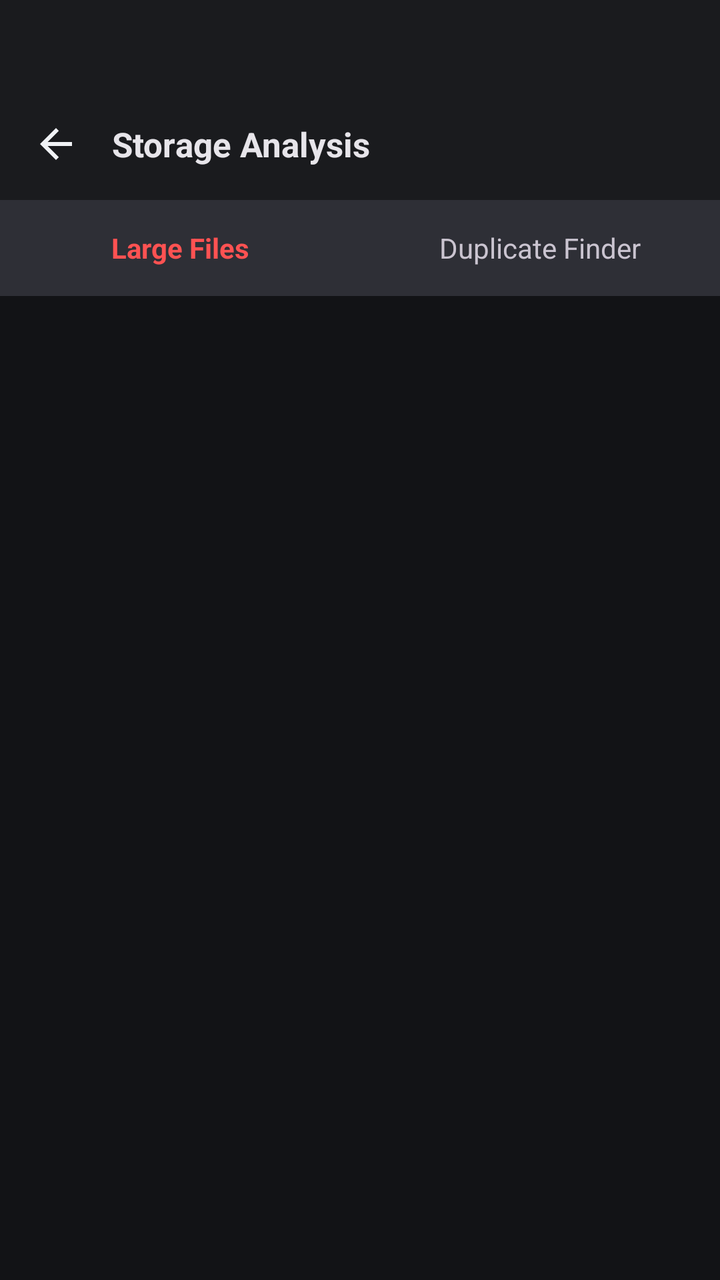
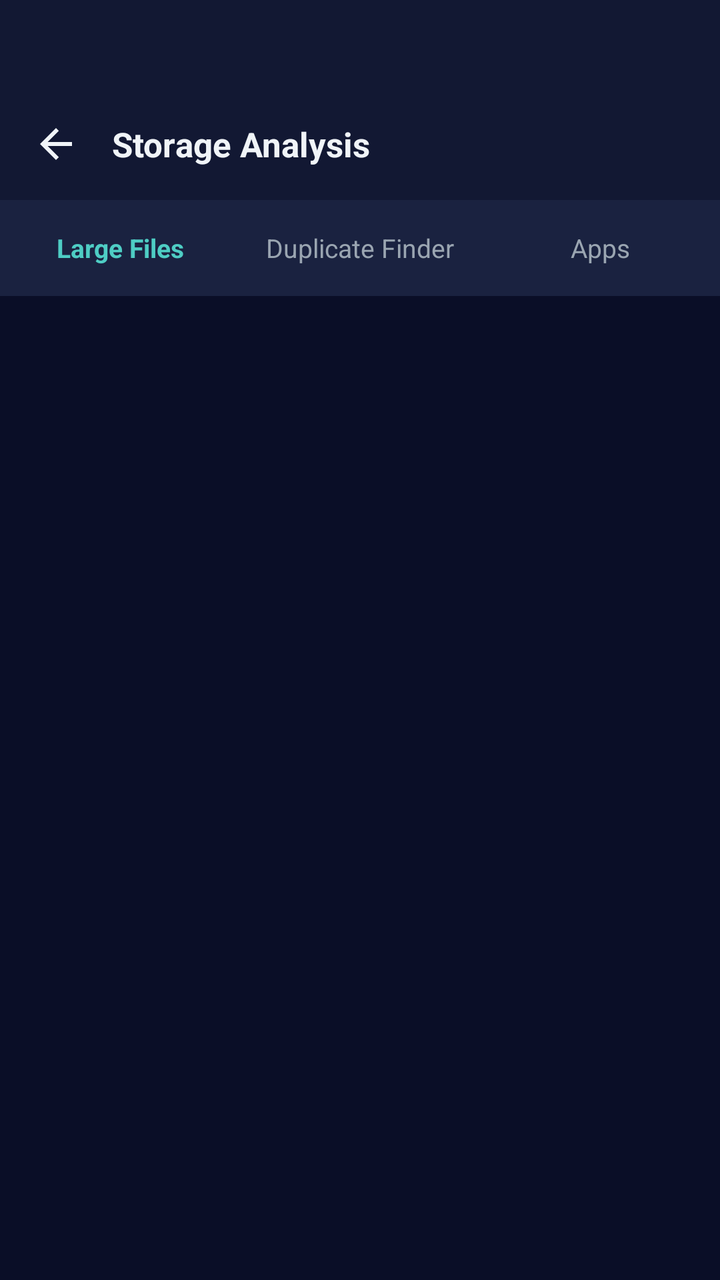

Screens rendered from an Android XML layout before and after an edit, with the pre-edit source and the edit as a unified diff.
<!-- AndroidManifest.xml: application theme Theme.ArtrawFiles -->
<!-- res/layout/activity_analyzer.xml -->
<?xml version="1.0" encoding="utf-8"?>
<LinearLayout xmlns:android="http://schemas.android.com/apk/res/android"
    android:layout_width="match_parent"
    android:layout_height="match_parent"
    android:orientation="vertical"
    android:background="@color/bg_dark">

    
    <LinearLayout
        android:id="@+id/headerAnalyzer"
        android:layout_width="match_parent"
        android:layout_height="wrap_content"
        android:orientation="vertical"
        android:background="@color/surface_dark">

        
        <View
            android:id="@+id/statusBarSpacerAnalyzer"
            android:layout_width="match_parent"
            android:layout_height="44dp" />

        <RelativeLayout
            android:layout_width="match_parent"
            android:layout_height="56dp"
            android:paddingStart="8dp"
            android:paddingEnd="8dp">

            <ImageView
                android:id="@+id/btnAnalyzerBack"
                android:layout_width="40dp"
                android:layout_height="40dp"
                android:layout_alignParentStart="true"
                android:layout_centerVertical="true"
                android:padding="8dp"
                android:background="?android:attr/selectableItemBackgroundBorderless"
                android:src="@drawable/ic_arrow_back"
                android:contentDescription="Back" />

            <TextView
                android:layout_width="wrap_content"
                android:layout_height="wrap_content"
                android:layout_toEndOf="@id/btnAnalyzerBack"
                android:layout_centerVertical="true"
                android:layout_marginStart="8dp"
                android:text="@string/nav_analysis"
                android:textColor="@color/text_primary_dark"
                android:textSize="17sp"
                android:textStyle="bold" />
        </RelativeLayout>
    </LinearLayout>

    
    <LinearLayout
        android:layout_width="match_parent"
        android:layout_height="48dp"
        android:orientation="horizontal"
        android:background="@color/surface_elevated_dark">

        <TextView
            android:id="@+id/tabLargeFiles"
            android:layout_width="0dp"
            android:layout_height="match_parent"
            android:layout_weight="1"
            android:gravity="center"
            android:text="@string/action_large_files"
            android:textColor="@color/artraw_crimson_accent"
            android:textSize="14sp"
            android:textStyle="bold"
            android:clickable="true"
            android:focusable="true" />

        <TextView
            android:id="@+id/tabDuplicates"
            android:layout_width="0dp"
            android:layout_height="match_parent"
            android:layout_weight="1"
            android:gravity="center"
            android:text="@string/action_duplicates"
            android:textColor="@color/text_secondary_dark"
            android:textSize="14sp"
            android:clickable="true"
            android:focusable="true" />
    </LinearLayout>

    <FrameLayout
        android:layout_width="match_parent"
        android:layout_height="0dp"
        android:layout_weight="1">

        
        <LinearLayout
            android:id="@+id/layoutLargeFilesView"
            android:layout_width="match_parent"
            android:layout_height="match_parent"
            android:orientation="vertical">

            <ListView
                android:id="@+id/listViewLargeFiles"
                android:layout_width="match_parent"
                android:layout_height="match_parent"
                android:divider="@color/border_dark"
                android:dividerHeight="0.5dp"
                android:clipToPadding="false" />
        </LinearLayout>

        
        <LinearLayout
            android:id="@+id/layoutDuplicatesView"
            android:layout_width="match_parent"
            android:layout_height="match_parent"
            android:orientation="vertical"
            android:padding="14dp"
            android:visibility="gone">

            <LinearLayout
                android:layout_width="match_parent"
                android:layout_height="wrap_content"
                android:orientation="vertical"
                android:background="@drawable/bg_card"
                android:padding="14dp"
                android:layout_marginBottom="10dp">

                <TextView
                    android:layout_width="wrap_content"
                    android:layout_height="wrap_content"
                    android:text="Cryptographic Duplicate Cleaner"
                    android:textColor="@color/text_primary_dark"
                    android:textSize="15sp"
                    android:textStyle="bold" />

                <TextView
                    android:layout_width="match_parent"
                    android:layout_height="wrap_content"
                    android:layout_marginTop="4dp"
                    android:text="Scan your device to find identical duplicate files. Auto-select extra copies and free up storage instantly."
                    android:textColor="@color/text_secondary_dark"
                    android:textSize="12sp" />

                <Button
                    android:id="@+id/btnStartDuplicateScan"
                    android:layout_width="match_parent"
                    android:layout_height="42dp"
                    android:layout_marginTop="10dp"
                    android:background="@drawable/bg_button_primary"
                    android:text="Scan for Duplicates"
                    android:textColor="@android:color/white"
                    android:textSize="13sp" />
            </LinearLayout>

            <TextView
                android:id="@+id/tvDuplicateProgress"
                android:layout_width="match_parent"
                android:layout_height="wrap_content"
                android:gravity="center"
                android:textColor="@color/artraw_crimson_accent"
                android:textSize="13sp"
                android:layout_marginBottom="8dp"
                android:visibility="gone" />

            
            <LinearLayout
                android:id="@+id/layoutDuplicateSelectionActions"
                android:layout_width="match_parent"
                android:layout_height="wrap_content"
                android:orientation="horizontal"
                android:layout_marginBottom="8dp"
                android:visibility="gone">

                <Button
                    android:id="@+id/btnAutoSelectDuplicates"
                    android:layout_width="0dp"
                    android:layout_height="36dp"
                    android:layout_weight="1.2"
                    android:background="@drawable/bg_button_primary"
                    android:text="Auto-Select Copies"
                    android:textColor="@android:color/white"
                    android:textSize="11sp" />

                <Button
                    android:id="@+id/btnSelectAllDuplicates"
                    android:layout_width="0dp"
                    android:layout_height="36dp"
                    android:layout_weight="1"
                    android:layout_marginStart="6dp"
                    android:background="@drawable/bg_button_outlined"
                    android:text="Select All"
                    android:textColor="@color/text_primary_dark"
                    android:textSize="11sp" />

                <Button
                    android:id="@+id/btnDeselectAllDuplicates"
                    android:layout_width="0dp"
                    android:layout_height="36dp"
                    android:layout_weight="1"
                    android:layout_marginStart="6dp"
                    android:background="@drawable/bg_button_outlined"
                    android:text="Deselect"
                    android:textColor="@color/text_secondary_dark"
                    android:textSize="11sp" />
            </LinearLayout>

            <ListView
                android:id="@+id/listViewDuplicates"
                android:layout_width="match_parent"
                android:layout_height="0dp"
                android:layout_weight="1"
                android:divider="@color/border_dark"
                android:dividerHeight="0.5dp"
                android:clipToPadding="false" />

            
            <LinearLayout
                android:id="@+id/layoutDuplicateDeleteBar"
                android:layout_width="match_parent"
                android:layout_height="wrap_content"
                android:orientation="horizontal"
                android:background="@drawable/bg_card"
                android:gravity="center_vertical"
                android:padding="12dp"
                android:layout_marginTop="8dp"
                android:visibility="gone">

                <TextView
                    android:id="@+id/tvDuplicateSelectedSummary"
                    android:layout_width="0dp"
                    android:layout_height="wrap_content"
                    android:layout_weight="1"
                    android:text="0 duplicates selected"
                    android:textColor="@color/text_primary_dark"
                    android:textSize="13sp"
                    android:textStyle="bold" />

                <Button
                    android:id="@+id/btnDeleteSelectedDuplicates"
                    android:layout_width="wrap_content"
                    android:layout_height="38dp"
                    android:background="@drawable/bg_button_primary"
                    android:paddingStart="16dp"
                    android:paddingEnd="16dp"
                    android:text="Delete Selected"
                    android:textColor="@android:color/white"
                    android:textSize="12sp"
                    android:textStyle="bold" />
            </LinearLayout>
        </LinearLayout>

        <ProgressBar
            android:id="@+id/progressAnalyzer"
            android:layout_width="48dp"
            android:layout_height="48dp"
            android:layout_gravity="center"
            android:indeterminate="true"
            android:indeterminateTint="@color/artraw_crimson"
            android:visibility="gone" />
    </FrameLayout>
</LinearLayout>
<!-- resources referenced by this layout -->
<resources>
  <color name="artraw_crimson">#E53935</color>
  <color name="artraw_crimson_accent">#FF5252</color>
  <color name="bg_dark">#121316</color>
  <color name="border_dark">#3A3740</color>
  <color name="surface_dark">#1A1B1E</color>
  <color name="surface_elevated_dark">#2E2F36</color>
  <color name="text_primary_dark">#E7E5EA</color>
  <color name="text_secondary_dark">#CAC4D0</color>
  <!-- drawable bg_button_outlined (drawable) -->
  <?xml version="1.0" encoding="utf-8"?>
  <shape xmlns:android="http://schemas.android.com/apk/res/android"
      android:shape="rectangle">
      <solid android:color="@android:color/transparent" />
      <corners android:radius="8dp" />
      <stroke
          android:width="1dp"
          android:color="@color/border_dark" />
  </shape>
  <!-- drawable bg_button_primary (drawable) -->
  <?xml version="1.0" encoding="utf-8"?>
  <shape xmlns:android="http://schemas.android.com/apk/res/android"
      android:shape="rectangle">
      <solid android:color="@color/artraw_crimson" />
      <corners android:radius="8dp" />
  </shape>
  <!-- drawable bg_card (drawable) -->
  <?xml version="1.0" encoding="utf-8"?>
  <shape xmlns:android="http://schemas.android.com/apk/res/android"
      android:shape="rectangle">
      <solid android:color="@color/surface_dark" />
      <corners android:radius="12dp" />
      <stroke
          android:width="1dp"
          android:color="@color/border_dark" />
  </shape>
  <style name="Theme.ArtrawFiles">
          <item name="android:colorPrimary">@color/md_theme_primary</item>
          <item name="android:colorPrimaryDark">@color/artraw_crimson_dark</item>
          <item name="android:colorAccent">@color/artraw_crimson_accent</item>
          <item name="android:windowBackground">@color/md_theme_background</item>
          <item name="android:colorBackground">@color/md_theme_background</item>
          <item name="android:windowDrawsSystemBarBackgrounds">true</item>
          <item name="android:statusBarColor">@android:color/transparent</item>
          <item name="android:navigationBarColor">@android:color/transparent</item>
          <item name="android:windowLightStatusBar">false</item>
      </style>
  <color name="md_theme_primary">#E53935</color>
  <color name="artraw_crimson_dark">#B71C1C</color>
  <color name="md_theme_background">#121316</color>
  <!-- unchanged entries left out for length: 4 -->
</resources>

<!-- the commit's change to res/layout/activity_analyzer.xml (unified diff, before → after) -->
@@ -3,7 +3,7 @@
     android:layout_width="match_parent"
     android:layout_height="match_parent"
     android:orientation="vertical"
-    android:background="@color/bg_dark">
+    android:background="@color/aurora_background_deep">
 
     
     <LinearLayout
@@ -11,7 +11,7 @@
         android:layout_width="match_parent"
         android:layout_height="wrap_content"
         android:orientation="vertical"
-        android:background="@color/surface_dark">
+        android:background="@color/aurora_background_surface">
 
         
         <View
@@ -32,9 +32,10 @@
                 android:layout_alignParentStart="true"
                 android:layout_centerVertical="true"
                 android:padding="8dp"
-                android:background="?android:attr/selectableItemBackgroundBorderless"
+                android:background="@drawable/ripple_aurora"
                 android:src="@drawable/ic_arrow_back"
-                android:contentDescription="Back" />
+                android:contentDescription="Back"
+                android:tint="@color/aurora_text_primary" />
 
             <TextView
                 android:layout_width="wrap_content"
@@ -43,7 +44,7 @@
                 android:layout_centerVertical="true"
                 android:layout_marginStart="8dp"
                 android:text="@string/nav_analysis"
-                android:textColor="@color/text_primary_dark"
+                android:textColor="@color/aurora_text_primary"
                 android:textSize="17sp"
                 android:textStyle="bold" />
         </RelativeLayout>
@@ -54,7 +55,7 @@
         android:layout_width="match_parent"
         android:layout_height="48dp"
         android:orientation="horizontal"
-        android:background="@color/surface_elevated_dark">
+        android:background="@color/aurora_background_elevated">
 
         <TextView
             android:id="@+id/tabLargeFiles"
@@ -63,8 +64,8 @@
             android:layout_weight="1"
             android:gravity="center"
             android:text="@string/action_large_files"
-            android:textColor="@color/artraw_crimson_accent"
-            android:textSize="14sp"
+            android:textColor="@color/aurora_glow_teal"
+            android:textSize="13sp"
             android:textStyle="bold"
             android:clickable="true"
             android:focusable="true" />
@@ -76,8 +77,20 @@
             android:layout_weight="1"
             android:gravity="center"
             android:text="@string/action_duplicates"
-            android:textColor="@color/text_secondary_dark"
-            android:textSize="14sp"
+            android:textColor="@color/aurora_text_secondary"
+            android:textSize="13sp"
+            android:clickable="true"
+            android:focusable="true" />
+
+        <TextView
+            android:id="@+id/tabApps"
+            android:layout_width="0dp"
+            android:layout_height="match_parent"
+            android:layout_weight="1"
+            android:gravity="center"
+            android:text="Apps"
+            android:textColor="@color/aurora_text_secondary"
+            android:textSize="13sp"
             android:clickable="true"
             android:focusable="true" />
     </LinearLayout>
@@ -98,7 +111,7 @@
                 android:id="@+id/listViewLargeFiles"
                 android:layout_width="match_parent"
                 android:layout_height="match_parent"
-                android:divider="@color/border_dark"
+                android:divider="@color/aurora_divider"
                 android:dividerHeight="0.5dp"
                 android:clipToPadding="false" />
         </LinearLayout>
@@ -116,35 +129,36 @@
                 android:layout_width="match_parent"
                 android:layout_height="wrap_content"
                 android:orientation="vertical"
-                android:background="@drawable/bg_card"
-                android:padding="14dp"
-                android:layout_marginBottom="10dp">
+                android:background="@drawable/bg_aurora_card"
+                android:padding="16dp"
+                android:layout_marginBottom="14dp">
 
                 <TextView
                     android:layout_width="wrap_content"
                     android:layout_height="wrap_content"
                     android:text="Cryptographic Duplicate Cleaner"
-                    android:textColor="@color/text_primary_dark"
+                    android:textColor="@color/aurora_text_primary"
                     android:textSize="15sp"
                     android:textStyle="bold" />
 
                 <TextView
                     android:layout_width="match_parent"
                     android:layout_height="wrap_content"
-                    android:layout_marginTop="4dp"
+                    android:layout_marginTop="6dp"
                     android:text="Scan your device to find identical duplicate files. Auto-select extra copies and free up storage instantly."
-                    android:textColor="@color/text_secondary_dark"
+                    android:textColor="@color/aurora_text_secondary"
                     android:textSize="12sp" />
 
                 <Button
                     android:id="@+id/btnStartDuplicateScan"
                     android:layout_width="match_parent"
-                    android:layout_height="42dp"
-                    android:layout_marginTop="10dp"
-                    android:background="@drawable/bg_button_primary"
+                    android:layout_height="44dp"
+                    android:layout_marginTop="12dp"
+                    android:background="@drawable/bg_aurora_glow_button"
                     android:text="Scan for Duplicates"
-                    android:textColor="@android:color/white"
-                    android:textSize="13sp" />
+                    android:textColor="@color/aurora_on_primary"
+                    android:textSize="14sp"
+                    android:textStyle="bold" />
             </LinearLayout>
 
             <TextView
@@ -152,9 +166,9 @@
                 android:layout_width="match_parent"
                 android:layout_height="wrap_content"
                 android:gravity="center"
-                android:textColor="@color/artraw_crimson_accent"
+                android:textColor="@color/aurora_glow_teal"
                 android:textSize="13sp"
-                android:layout_marginBottom="8dp"
+                android:layout_marginBottom="10dp"
                 android:visibility="gone" />
 
             
@@ -163,7 +177,7 @@
                 android:layout_width="match_parent"
                 android:layout_height="wrap_content"
                 android:orientation="horizontal"
-                android:layout_marginBottom="8dp"
+                android:layout_marginBottom="10dp"
                 android:visibility="gone">
 
                 <Button
@@ -171,20 +185,21 @@
                     android:layout_width="0dp"
                     android:layout_height="36dp"
                     android:layout_weight="1.2"
-                    android:background="@drawable/bg_button_primary"
+                    android:background="@drawable/bg_aurora_button_outlined"
                     android:text="Auto-Select Copies"
-                    android:textColor="@android:color/white"
-                    android:textSize="11sp" />
+                    android:textColor="@color/aurora_primary"
+                    android:textSize="11sp"
+                    android:textStyle="bold" />
 
                 <Button
                     android:id="@+id/btnSelectAllDuplicates"
                     android:layout_width="0dp"
                     android:layout_height="36dp"
                     android:layout_weight="1"
-                    android:layout_marginStart="6dp"
-                    android:background="@drawable/bg_button_outlined"
+                    android:layout_marginStart="8dp"
+                    android:background="@drawable/bg_aurora_button_outlined"
                     android:text="Select All"
-                    android:textColor="@color/text_primary_dark"
+                    android:textColor="@color/aurora_text_primary"
                     android:textSize="11sp" />
 
                 <Button
@@ -192,10 +207,10 @@
                     android:layout_width="0dp"
                     android:layout_height="36dp"
                     android:layout_weight="1"
-                    android:layout_marginStart="6dp"
-                    android:background="@drawable/bg_button_outlined"
+                    android:layout_marginStart="8dp"
+                    android:background="@drawable/bg_aurora_button_outlined"
                     android:text="Deselect"
-                    android:textColor="@color/text_secondary_dark"
+                    android:textColor="@color/aurora_text_secondary"
                     android:textSize="11sp" />
             </LinearLayout>
 
@@ -204,7 +219,7 @@
                 android:layout_width="match_parent"
                 android:layout_height="0dp"
                 android:layout_weight="1"
-                android:divider="@color/border_dark"
+                android:divider="@color/aurora_divider"
                 android:dividerHeight="0.5dp"
                 android:clipToPadding="false" />
 
@@ -214,10 +229,10 @@
                 android:layout_width="match_parent"
                 android:layout_height="wrap_content"
                 android:orientation="horizontal"
-                android:background="@drawable/bg_card"
+                android:background="@drawable/bg_aurora_card"
                 android:gravity="center_vertical"
-                android:padding="12dp"
-                android:layout_marginTop="8dp"
+                android:padding="14dp"
+                android:layout_marginTop="10dp"
                 android:visibility="gone">
 
                 <TextView
@@ -226,22 +241,48 @@
                     android:layout_height="wrap_content"
                     android:layout_weight="1"
                     android:text="0 duplicates selected"
-                    android:textColor="@color/text_primary_dark"
+                    android:textColor="@color/aurora_text_primary"
                     android:textSize="13sp"
                     android:textStyle="bold" />
 
                 <Button
                     android:id="@+id/btnDeleteSelectedDuplicates"
                     android:layout_width="wrap_content"
-                    android:layout_height="38dp"
-                    android:background="@drawable/bg_button_primary"
-                    android:paddingStart="16dp"
-                    android:paddingEnd="16dp"
+                    android:layout_height="40dp"
+                    android:background="@drawable/bg_aurora_button_primary"
+                    android:paddingStart="18dp"
+                    android:paddingEnd="18dp"
                     android:text="Delete Selected"
-                    android:textColor="@android:color/white"
-                    android:textSize="12sp"
+                    android:textColor="@color/aurora_on_primary"
+                    android:textSize="13sp"
                     android:textStyle="bold" />
             </LinearLayout>
+        </LinearLayout>
+
+        
+        <LinearLayout
+            android:id="@+id/layoutAppsView"
+            android:layout_width="match_parent"
+            android:layout_height="match_parent"
+            android:orientation="vertical"
+            android:visibility="gone">
+
+            <TextView
+                android:layout_width="match_parent"
+                android:layout_height="wrap_content"
+                android:text="Installed Apps Storage"
+                android:textColor="@color/aurora_text_primary"
+                android:textSize="16sp"
+                android:textStyle="bold"
+                android:padding="16dp" />
+
+            <ListView
+                android:id="@+id/listViewApps"
+                android:layout_width="match_parent"
+                android:layout_height="match_parent"
+                android:divider="@color/aurora_divider"
+                android:dividerHeight="0.5dp"
+                android:clipToPadding="false" />
         </LinearLayout>
 
         <ProgressBar
@@ -250,7 +291,7 @@
             android:layout_height="48dp"
             android:layout_gravity="center"
             android:indeterminate="true"
-            android:indeterminateTint="@color/artraw_crimson"
+            android:indeterminateTint="@color/aurora_glow_teal"
             android:visibility="gone" />
     </FrameLayout>
 </LinearLayout>
<!-- resource entries referenced after the edit -->
@@ -1,54 +1,97 @@
 <!-- resources referenced by this layout -->
 <resources>
-  <color name="artraw_crimson">#E53935</color>
-  <color name="artraw_crimson_accent">#FF5252</color>
-  <color name="bg_dark">#121316</color>
-  <color name="border_dark">#3A3740</color>
-  <color name="surface_dark">#1A1B1E</color>
-  <color name="surface_elevated_dark">#2E2F36</color>
-  <color name="text_primary_dark">#E7E5EA</color>
-  <color name="text_secondary_dark">#CAC4D0</color>
-  <!-- drawable bg_button_outlined (drawable) -->
+  <color name="aurora_background_deep">#0A0E27</color>
+  <color name="aurora_background_elevated">#1A2240</color>
+  <color name="aurora_background_surface">#121833</color>
+  <color name="aurora_divider">#1E263F</color>
+  <color name="aurora_glow_teal">#4ECDC4</color>
+  <color name="aurora_on_primary">#0A0E27</color>
+  <color name="aurora_primary">#4ECDC4</color>
+  <color name="aurora_text_primary">#F0F4F8</color>
+  <color name="aurora_text_secondary">#9AA5B1</color>
+  <!-- drawable bg_aurora_button_outlined (drawable) -->
   <?xml version="1.0" encoding="utf-8"?>
   <shape xmlns:android="http://schemas.android.com/apk/res/android"
       android:shape="rectangle">
       <solid android:color="@android:color/transparent" />
-      <corners android:radius="8dp" />
+      <corners android:radius="12dp" />
       <stroke
-          android:width="1dp"
-          android:color="@color/border_dark" />
+          android:width="1.5dp"
+          android:color="@color/aurora_primary" />
   </shape>
-  <!-- drawable bg_button_primary (drawable) -->
+  <!-- drawable bg_aurora_button_primary (drawable) -->
   <?xml version="1.0" encoding="utf-8"?>
   <shape xmlns:android="http://schemas.android.com/apk/res/android"
       android:shape="rectangle">
-      <solid android:color="@color/artraw_crimson" />
-      <corners android:radius="8dp" />
+      <gradient
+          android:type="linear"
+          android:startColor="@color/aurora_glow_teal"
+          android:endColor="@color/aurora_glow_violet"
+          android:angle="135" />
+      <corners android:radius="12dp" />
   </shape>
-  <!-- drawable bg_card (drawable) -->
+  <!-- drawable bg_aurora_card (drawable) -->
   <?xml version="1.0" encoding="utf-8"?>
   <shape xmlns:android="http://schemas.android.com/apk/res/android"
       android:shape="rectangle">
-      <solid android:color="@color/surface_dark" />
-      <corners android:radius="12dp" />
+      <solid android:color="@color/aurora_background_surface" />
+      <corners android:radius="16dp" />
       <stroke
-          android:width="1dp"
-          android:color="@color/border_dark" />
+          android:width="0.5dp"
+          android:color="@color/aurora_outline" />
   </shape>
+  <!-- drawable bg_aurora_glow_button (drawable) -->
+  <?xml version="1.0" encoding="utf-8"?>
+  <layer-list xmlns:android="http://schemas.android.com/apk/res/android">
+      
+      <item>
+          <shape android:shape="rectangle">
+              <gradient
+                  android:type="linear"
+                  android:startColor="#334ECDC4"
+                  android:endColor="#004ECDC4"
+                  android:angle="135" />
+              <corners android:radius="16dp" />
+              <padding android:left="6dp" android:top="6dp" android:right="6dp" android:bottom="6dp" />
+          </shape>
+      </item>
+      
+      <item android:left="2dp" android:top="2dp" android:right="2dp" android:bottom="2dp">
+          <shape android:shape="rectangle">
+              <gradient
+                  android:type="linear"
+                  android:startColor="@color/aurora_glow_teal"
+                  android:endColor="@color/aurora_glow_violet"
+                  android:angle="135" />
+              <corners android:radius="14dp" />
+          </shape>
+      </item>
+  </layer-list>
+  <!-- drawable ripple_aurora (drawable) -->
+  <?xml version="1.0" encoding="utf-8"?>
+  <ripple xmlns:android="http://schemas.android.com/apk/res/android"
+      android:color="@color/aurora_primary">
+      <item android:id="@android:id/mask">
+          <shape android:shape="rectangle">
+              <solid android:color="@color/aurora_primary" />
+              <corners android:radius="12dp" />
+          </shape>
+      </item>
+  </ripple>
   <style name="Theme.ArtrawFiles">
-          <item name="android:colorPrimary">@color/md_theme_primary</item>
-          <item name="android:colorPrimaryDark">@color/artraw_crimson_dark</item>
-          <item name="android:colorAccent">@color/artraw_crimson_accent</item>
-          <item name="android:windowBackground">@color/md_theme_background</item>
-          <item name="android:colorBackground">@color/md_theme_background</item>
+          <item name="android:colorPrimary">@color/aurora_primary</item>
+          <item name="android:colorPrimaryDark">@color/aurora_glow_teal</item>
+          <item name="android:colorAccent">@color/aurora_glow_cyan</item>
+          <item name="android:windowBackground">@color/aurora_background_deep</item>
+          <item name="android:colorBackground">@color/aurora_background_deep</item>
           <item name="android:windowDrawsSystemBarBackgrounds">true</item>
           <item name="android:statusBarColor">@android:color/transparent</item>
           <item name="android:navigationBarColor">@android:color/transparent</item>
           <item name="android:windowLightStatusBar">false</item>
       </style>
-  <color name="md_theme_primary">#E53935</color>
-  <color name="artraw_crimson_dark">#B71C1C</color>
-  <color name="md_theme_background">#121316</color>
+  <color name="aurora_glow_violet">#8338EC</color>
+  <color name="aurora_outline">#2A3354</color>
+  <color name="aurora_glow_cyan">#00B4D8</color>
   <!-- unchanged entries left out for length: 4 -->
 </resources>
 
